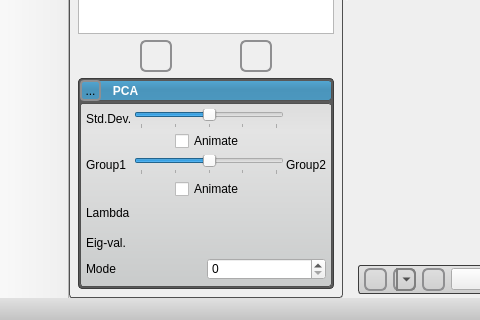
Old version of the form src/Application/ShapeWorksStudioApp.ui in the repository SCIInstitute/ShapeWorks; both pictures show x 0 to 480 and y 335 to 655 of the 822 by 655 pixel window.
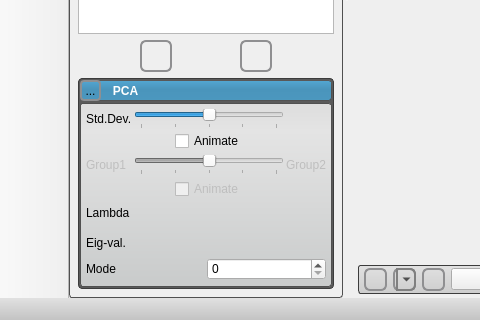
New version of the form. Icons and pictures are not drawn. Custom widgets are drawn as their Qt base class.

```diff
--- a/src/Application/ShapeWorksStudioApp.ui
+++ b/src/Application/ShapeWorksStudioApp.ui
@@ -888,6 +888,9 @@
              </item>
              <item row="2" column="0">
               <widget class="QLabel" name="pcaGroup1Label">
+               <property name="enabled">
+                <bool>false</bool>
+               </property>
                <property name="minimumSize">
                 <size>
                  <width>0</width>
@@ -901,6 +904,9 @@
              </item>
              <item row="2" column="1">
               <widget class="QSlider" name="pcaGroupSlider">
+               <property name="enabled">
+                <bool>false</bool>
+               </property>
                <property name="minimum">
                 <number>0</number>
                </property>
@@ -923,6 +929,9 @@
              </item>
              <item row="2" column="2">
               <widget class="QLabel" name="pcaGroup2Label">
+               <property name="enabled">
+                <bool>false</bool>
+               </property>
                <property name="text">
                 <string>Group2</string>
                </property>
@@ -997,6 +1006,9 @@
                 </item>
                 <item>
                  <widget class="QCheckBox" name="pcaGroupAnimateCheckBox">
+                  <property name="enabled">
+                   <bool>false</bool>
+                  </property>
                   <property name="text">
                    <string>Animate</string>
                   </property>
```
Left out of the diff: 77 changed lines with no effect on the pictures.
